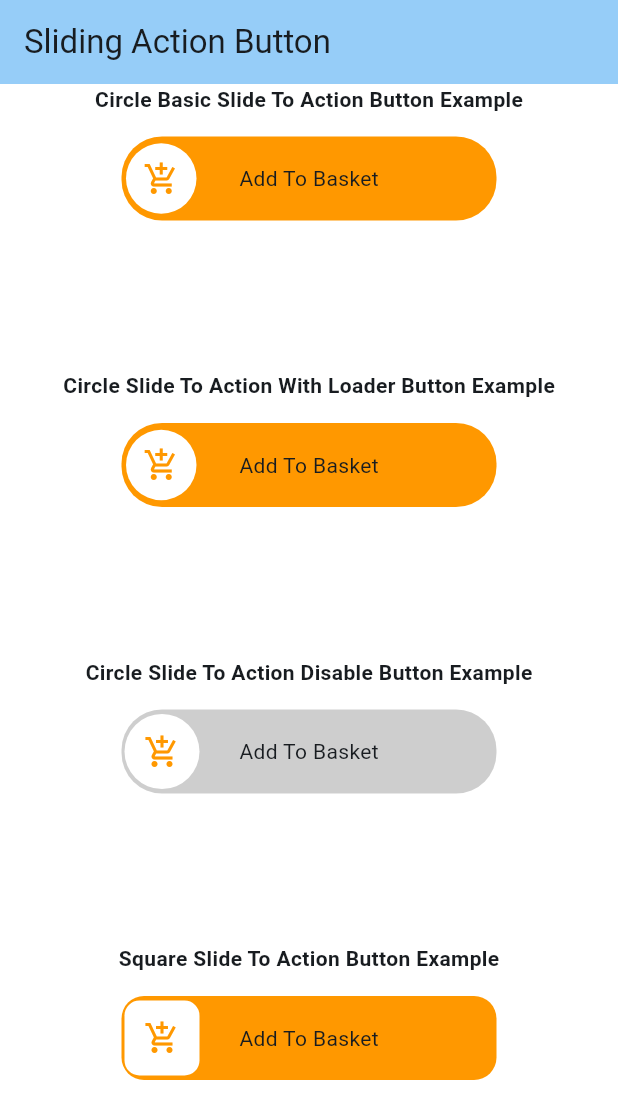
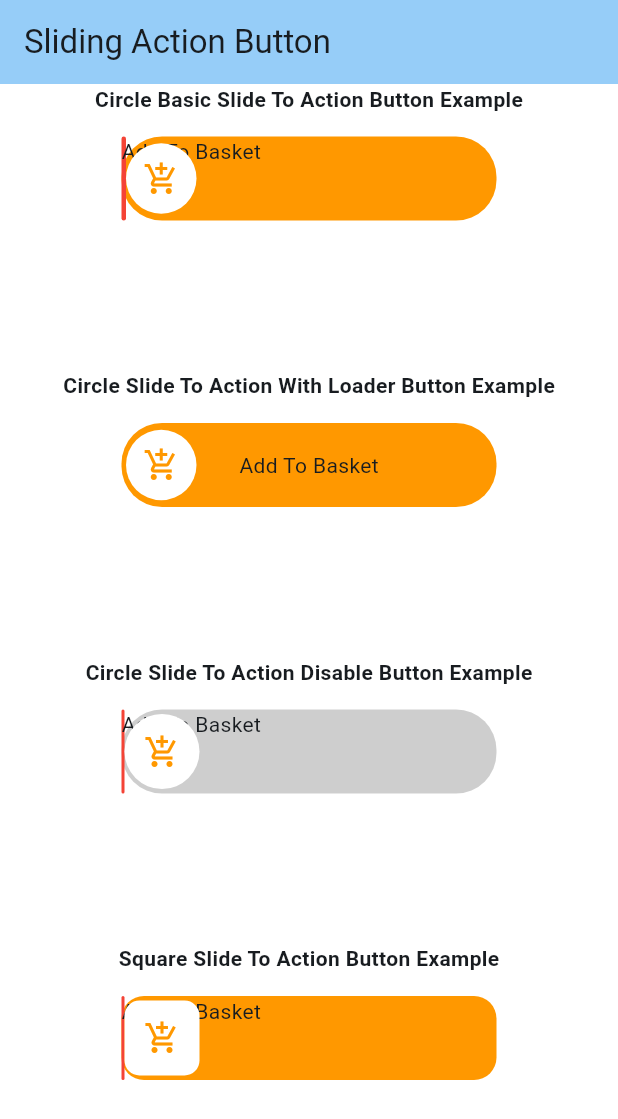
Before and after one commit to r1n1os/sliding_action_button, a Flutter app: the screen it shows after launch, on a phone screen of 412 x 824 dp. Shown: the top 1119 px of the screen. Run offline on Flutter 3.47's test engine with Material 3 defaults, Android fonts, the phone set to English and light mode, and no system bars.

Commit message:
create custom painter for the circle action button (Not completed)

```diff
--- a/lib/src/basic_slide_action_widgets/base_slide_to_action_button.dart
+++ b/lib/src/basic_slide_action_widgets/base_slide_to_action_button.dart
@@ -1,4 +1,5 @@
 import 'package:flutter/material.dart';
+import 'package:sliding_action_button/src/utils/custom_painter/custom_painter.dart';
 
 class BaseSlideToActionButton extends StatefulWidget {
   ///This field will be the height of the whole widget
@@ -140,8 +141,12 @@ class _BaseSlideToActionButtonState extends State<BaseSlideToActionButton>
                   ? widget.parentBoxBackgroundColor
                   : widget.parentBoxDisableBackgroundColor,
               borderRadius: BorderRadius.circular(widget.parentBoxRadiusValue)),
-          child: Align(
-            alignment: Alignment.center,
+          child: CustomPaint(
+            painter: CirclePainter(
+                currentState: _sliderPosition.toDouble(),
+                color: Colors.red,
+            isCompleted: isCompleted,
+            sizeOfButton: widget.slidingButtonSize),
             child: Text(
               hasSliderReachTheMiddle
                   ? widget.finalSlidingActionLabel
@@ -190,17 +195,21 @@ class _BaseSlideToActionButtonState extends State<BaseSlideToActionButton>
     });
   }
 
+  bool isCompleted = false;
+
   void _onHorizontalDragEnd(DragEndDetails dragDetails) {
     if (_sliderPosition >= (widget.width - widget.slidingButtonSize) / 2) {
       setState(() {
         _sliderPosition =
             widget.width - widget.slidingButtonSize - widget.rightEdgeSpacing;
       });
+      isCompleted = true;
       widget.onSlideActionCompleted();
     } else {
       setState(() {
         _sliderPosition = widget.leftEdgeSpacing;
       });
+      isCompleted = false;
       widget.onSlideActionCanceled();
     }
   }
--- /dev/null
+++ b/lib/src/utils/custom_painter/custom_painter.dart
@@ -0,0 +1,36 @@
+import 'package:flutter/cupertino.dart';
+
+class CirclePainter extends  CustomPainter {
+  final double currentState;
+  final Color color;
+  final bool isCompleted;
+  final double sizeOfButton;
+
+  CirclePainter({
+    required this.currentState,
+    required this.color,
+    required this.isCompleted,
+    required this.sizeOfButton,
+  });
+
+  @override
+  void paint(Canvas canvas, Size size) {
+
+    var paint = Paint()
+      ..color = color
+      ..style = PaintingStyle.fill;
+
+    final rect = RRect.fromRectAndCorners(Rect.fromLTWH(0, 0, isCompleted ? currentState + sizeOfButton : currentState, size.height),
+    topLeft:  Radius.circular(27),
+    topRight:  Radius.circular(27),
+    bottomLeft:  Radius.circular(27),
+    bottomRight:  Radius.circular(27));
+
+    canvas.drawRRect(rect ,paint);
+  }
+
+  @override
+  bool shouldRepaint(covariant CustomPainter oldDelegate) {
+    return true;
+  }
+}
```
